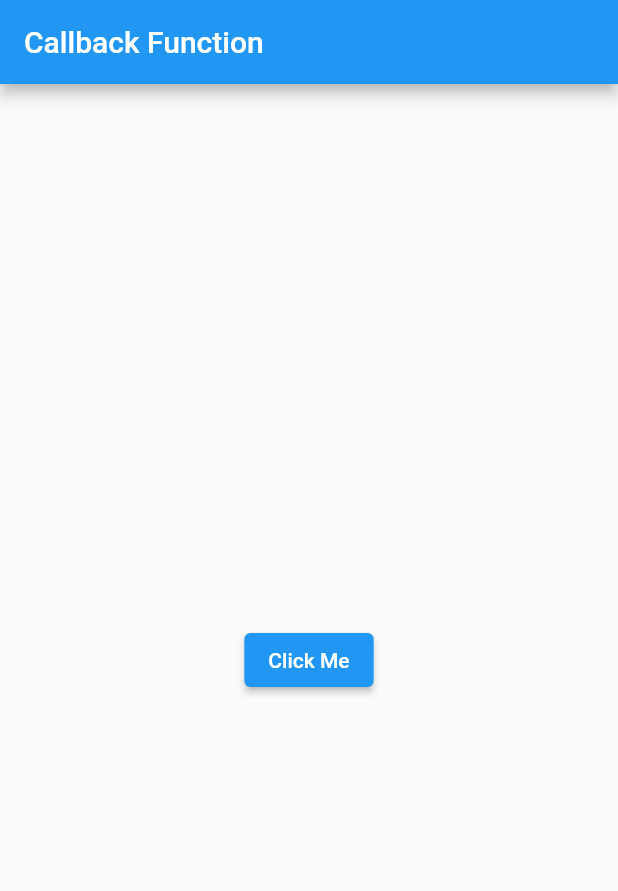
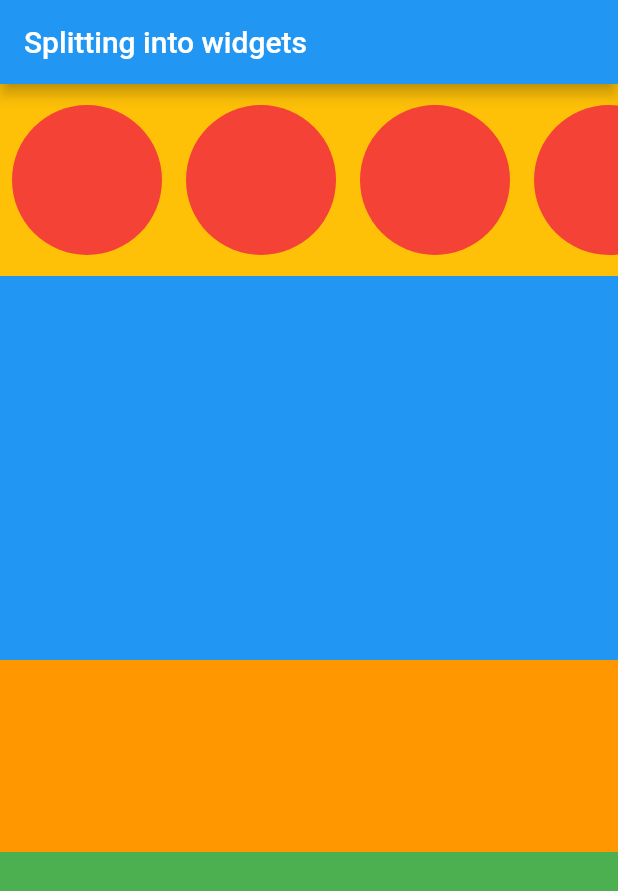
Before and after one commit to luckydarwai/Flutter, a Flutter app: the screen it shows after launch, on a phone screen of 412 x 824 dp. Shown: the top 891 px of the screen. Run offline on Flutter 3.47's test engine with Material 2 defaults, Android fonts, the light colour scheme and no system bars.

Commit message:
flutter application development

```diff
--- a/lib/main.dart
+++ b/lib/main.dart
@@ -2,32 +2,53 @@ import 'package:flutter/material.dart';
 
 void main() => runApp(MyHomePage());
 
-class MyHomePage extends StatefulWidget {
+class MyHomePage extends StatelessWidget {
   const MyHomePage({super.key});
-
-  @override
-  State<MyHomePage> createState() => _MyHomePageState();
-}
-
-class _MyHomePageState extends State<MyHomePage> {
-  callBack() {
-    print("clicked>>>>>");
-  }
-
   @override
   Widget build(BuildContext context) {
     return MaterialApp(
       home: Scaffold(
         appBar: AppBar(
-          title: Text("Callback Function"),
+          title: Text("Splitting into widgets"),
         ),
-        body: Center(
-          child: ElevatedButton(
-            onPressed: callBack,
-            child: Text(
-              "Click Me",
+        body: Container(
+          child: Column(children: [
+            Expanded(
+              flex: 1,
+              child: Container(
+                color: Colors.amber,
+                child: ListView.builder(
+                  itemBuilder: (context, index) => Padding(
+                    padding: const EdgeInsets.all(8.0),
+                    child: SizedBox(
+                      width: 100,
+                      child: CircleAvatar(backgroundColor: Colors.red),
+                    ),
+                  ),
+                  itemCount: 10,
+                  scrollDirection: Axis.horizontal,
+                ),
+              ),
             ),
-          ),
+            Expanded(
+              flex: 2,
+              child: Container(
+                color: Colors.blue,
+              ),
+            ),
+            Expanded(
+              flex: 1,
+              child: Container(
+                color: Colors.orange,
+              ),
+            ),
+            Expanded(
+              flex: 2,
+              child: Container(
+                color: Colors.green,
+              ),
+            ),
+          ]),
         ),
       ),
     );
```
